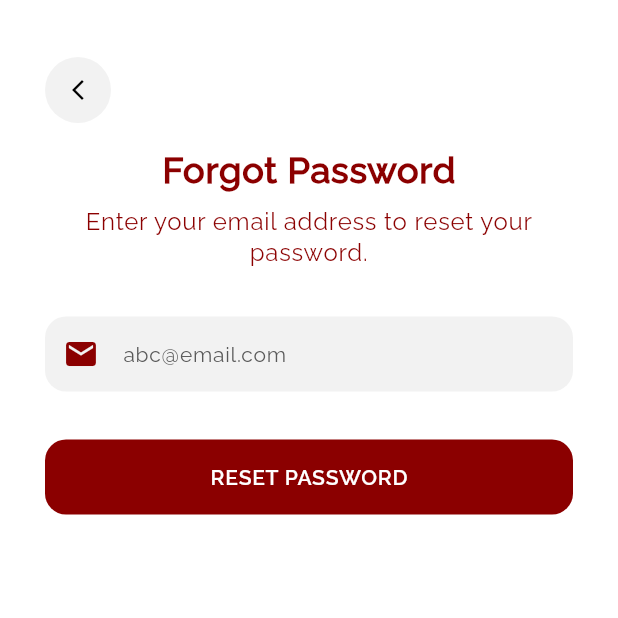
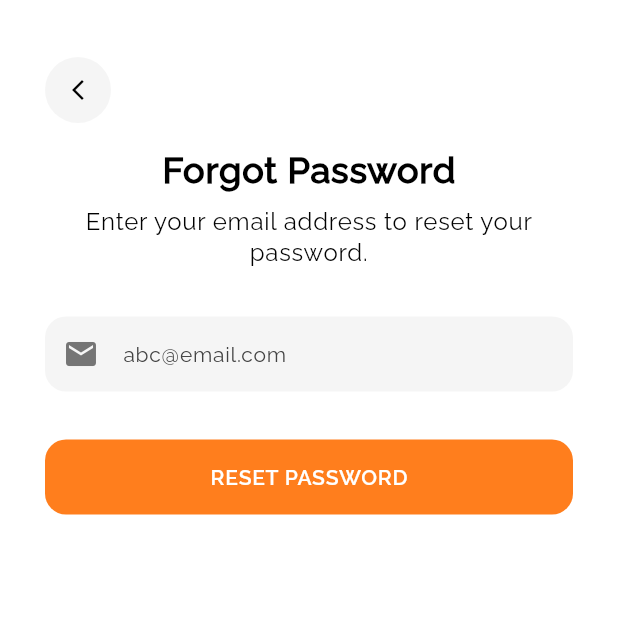
Before and after one commit to vishnucprasad/literate-octo-doodle, a Flutter app: the ForgotPasswordScreen screen opened by its route, on a phone screen of 412 x 824 dp, the top half of it. Run offline on Flutter 3.47's test engine with Material 3 defaults, Android fonts, the phone set to English and light mode, and no system bars; our stand-ins replace flutter_dotenv, flutter_hooks, flutter_riverpod, freezed_annotation, go_router and 4 more; generated files the repository leaves out were written again.

Commit message:
refactor(theme): update app colors and adjust UI
Modified app colors and updated Splash, Sign-in, and Forgot Password screens to align with the new color scheme.

```diff
--- a/lib/app/router/app_router.dart
+++ b/lib/app/router/app_router.dart
@@ -8,7 +8,7 @@ part 'app_router.g.dart';
 @riverpod
 GoRouter appRouter(Ref ref) {
   return GoRouter(
-    initialLocation: AppRoutes.splash.path,
+    initialLocation: AppRoutes.dashboard.path,
     routes: [
       GoRoute(
         path: AppRoutes.splash.path,
--- a/lib/core/theme/app_colors.dart
+++ b/lib/core/theme/app_colors.dart
@@ -12,74 +12,74 @@ class AppColors {
   final white = Color(0xFFFFFFFF);
   final black = Color(0xFF000000);
 
-  static const int _primaryValue = 0xFF8B0000;
-  static const int _secondaryValue = 0xFFFFD700;
+  static const int _primaryValue = 0xFFFF7E1D;
+  static const int _secondaryValue = 0xFF5271FF;
   static const int _greyValue = 0xFFD9D9D9;
-  static const int _successValue = 0xFF34C759;
-  static const int _errorValue = 0xFFFF0E0E;
+  static const int _successValue = 0xFF4CAF50;
+  static const int _errorValue = 0xFFE53935;
 
   final MaterialColor primary = MaterialColor(_primaryValue, <int, Color>{
-    50: Color(0xFFFFE5E5),
-    100: Color(0xFFFFB8B8),
-    200: Color(0xFFFF8A8A),
-    300: Color(0xFFFF5C5C),
-    400: Color(0xFFFF2E2E),
-    500: Color(_primaryValue), // 8B0000
-    600: Color(0xFF7E0000),
-    700: Color(0xFF660000),
-    800: Color(0xFF4D0000),
-    900: Color(0xFF330000),
+    50: Color(0xFFFFF3E0),
+    100: Color(0xFFFFE0B2),
+    200: Color(0xFFFFCC80),
+    300: Color(0xFFFFB74D),
+    400: Color(0xFFFFA726),
+    500: Color(_primaryValue), // FF7E1D
+    600: Color(0xFFF57C00),
+    700: Color(0xFFEF6C00),
+    800: Color(0xFFE65100),
+    900: Color(0xFFD84315),
   });
 
   final MaterialColor secondary = MaterialColor(_secondaryValue, <int, Color>{
-    50: Color(0xFFFFFAE0),
-    100: Color(0xFFFFF2B3),
-    200: Color(0xFFFFEA80),
-    300: Color(0xFFFFE14D),
-    400: Color(0xFFFFD920),
-    500: Color(_secondaryValue), // FFD700
-    600: Color(0xFFE6C200),
-    700: Color(0xFFCCAD00),
-    800: Color(0xFFB39900),
-    900: Color(0xFF998500),
+    50: Color(0xFFE3F2FD),
+    100: Color(0xFFBBDEFB),
+    200: Color(0xFF90CAF9),
+    300: Color(0xFF64B5F6),
+    400: Color(0xFF42A5F5),
+    500: Color(_secondaryValue), // 5271FF
+    600: Color(0xFF3D5AFE),
+    700: Color(0xFF304FFE),
+    800: Color(0xFF2844FF),
+    900: Color(0xFF1A36FF),
   });
 
   final MaterialColor grey = MaterialColor(_greyValue, <int, Color>{
     50: Color(0xFFFAFAFA),
-    100: Color(0xFFF2F2F2),
-    200: Color(0xFFE6E6E6),
-    300: Color(0xFFD9D9D9),
-    400: Color(0xFFBFBFBF),
+    100: Color(0xFFF5F5F5),
+    200: Color(0xFFEEEEEE),
+    300: Color(0xFFE0E0E0),
+    400: Color(0xFFBDBDBD),
     500: Color(_greyValue), // D9D9D9
-    600: Color(0xFFA6A6A6),
-    700: Color(0xFF8C8C8C),
-    800: Color(0xFF737373),
-    900: Color(0xFF595959),
+    600: Color(0xFF9E9E9E),
+    700: Color(0xFF757575),
+    800: Color(0xFF616161),
+    900: Color(0xFF424242),
   });
 
   final MaterialColor success = MaterialColor(_successValue, <int, Color>{
-    50: Color(0xFFE5FAEB),
-    100: Color(0xFFB8F0CB),
-    200: Color(0xFF8AE5AB),
-    300: Color(0xFF5CDA8B),
-    400: Color(0xFF34C759),
-    500: Color(_successValue), // 34C759
-    600: Color(0xFF2EAF50),
-    700: Color(0xFF268D41),
-    800: Color(0xFF1E6B32),
-    900: Color(0xFF164923),
+    50: Color(0xFFE8F5E9),
+    100: Color(0xFFC8E6C9),
+    200: Color(0xFFA5D6A7),
+    300: Color(0xFF81C784),
+    400: Color(0xFF66BB6A),
+    500: Color(_successValue), // 4CAF50
+    600: Color(0xFF43A047),
+    700: Color(0xFF388E3C),
+    800: Color(0xFF2E7D32),
+    900: Color(0xFF1B5E20),
   });
 
   final MaterialColor error = MaterialColor(_errorValue, <int, Color>{
-    50: Color(0xFFFFE5E5),
-    100: Color(0xFFFFB8B8),
-    200: Color(0xFFFF8A8A),
-    300: Color(0xFFFF5C5C),
-    400: Color(0xFFFF2E2E),
-    500: Color(_errorValue), // FF0E0E
-    600: Color(0xFFE60D0D),
-    700: Color(0xFFCC0B0B),
-    800: Color(0xFFB30909),
-    900: Color(0xFF990707),
+    50: Color(0xFFFFEBEE),
+    100: Color(0xFFFFCDD2),
+    200: Color(0xFFEF9A9A),
+    300: Color(0xFFE57373),
+    400: Color(0xFFEF5350),
+    500: Color(_errorValue), // E53935
+    600: Color(0xFFD32F2F),
+    700: Color(0xFFC62828),
+    800: Color(0xFFB71C1C),
+    900: Color(0xFF891515),
   });
 }
--- a/lib/presentation/screens/auth/forgot_password/forgot_password_screen.dart
+++ b/lib/presentation/screens/auth/forgot_password/forgot_password_screen.dart
@@ -36,16 +36,13 @@ class ForgotPasswordScreen extends ConsumerWidget {
                 Text(
                   context.l10n.forgotPasswordScreenTitle,
                   style: context.theme.textTheme.headlineSmall?.copyWith(
-                    color: context.colorScheme.primary,
                     fontWeight: FontWeight.bold,
                   ),
                 ),
                 AppSpacing.verticalSmall,
                 Text(
                   context.l10n.forgotPasswordScreenSubtitle,
-                  style: context.theme.textTheme.bodyLarge?.copyWith(
-                    color: context.colorScheme.primary,
-                  ),
+                  style: context.theme.textTheme.bodyLarge,
                   textAlign: TextAlign.center,
                 ),
                 AppSpacing.verticalLarge,
@@ -55,10 +52,8 @@ class ForgotPasswordScreen extends ConsumerWidget {
                       state.validationErrors.showValidationErrors
                           ? emailValidationErrorText
                           : null,
-                  prefixIcon: Icon(
-                    Icons.mail,
-                    color: context.colorScheme.primary,
-                  ),
+                  prefixIcon: Icon(Icons.mail, color: context.colors.grey[700]),
+                  keyboardType: TextInputType.emailAddress,
                   onChanged: controller.updateEmail,
                 ),
                 AppSpacing.verticalLarge,
--- a/lib/presentation/screens/auth/signin/signin_screen.dart
+++ b/lib/presentation/screens/auth/signin/signin_screen.dart
@@ -36,6 +36,7 @@ class SigninScreen extends HookConsumerWidget {
           padding: const EdgeInsets.all(30.0),
           child: SizedBox(
             width: double.infinity,
+            child: SingleChildScrollView(
               child: Column(
                 children: [
                   AppSpacing.verticalLarge,
@@ -50,7 +51,6 @@ class SigninScreen extends HookConsumerWidget {
                     child: Text(
                       context.l10n.signinText,
                       style: context.theme.textTheme.titleLarge?.copyWith(
-                      color: context.colorScheme.primary,
                         fontWeight: FontWeight.bold,
                       ),
                     ),
@@ -64,8 +64,9 @@ class SigninScreen extends HookConsumerWidget {
                             : null,
                     prefixIcon: Icon(
                       Icons.mail,
-                    color: context.colorScheme.primary,
+                      color: context.colors.grey[700],
                     ),
+                    keyboardType: TextInputType.emailAddress,
                     onChanged: controller.updateEmail,
                   ),
                   AppSpacing.verticalMedium,
@@ -78,7 +79,7 @@ class SigninScreen extends HookConsumerWidget {
                             : null,
                     prefixIcon: Icon(
                       Icons.lock,
-                    color: context.colorScheme.primary,
+                      color: context.colors.grey[700],
                     ),
                     suffixIcon: IconButton(
                       onPressed: () {
@@ -88,9 +89,10 @@ class SigninScreen extends HookConsumerWidget {
                         isPasswordVisible.value
                             ? Icons.visibility_outlined
                             : Icons.visibility_off_outlined,
-                      color: context.colorScheme.primary,
+                        color: context.colors.grey[700],
                       ),
                     ),
+                    keyboardType: TextInputType.visiblePassword,
                     onChanged: controller.updatePassword,
                   ),
                   AppSpacing.verticalSmall,
@@ -107,7 +109,7 @@ class SigninScreen extends HookConsumerWidget {
                       child: Text(
                         context.l10n.forgotPasswordQuestion,
                         style: context.theme.textTheme.bodyMedium?.copyWith(
-                        color: context.colorScheme.primary,
+                          color: context.colorScheme.secondary,
                         ),
                       ),
                     ),
@@ -131,6 +133,7 @@ class SigninScreen extends HookConsumerWidget {
             ),
           ),
         ),
+      ),
     );
   }
 }
--- a/lib/presentation/screens/auth/splash/splash_screen.dart
+++ b/lib/presentation/screens/auth/splash/splash_screen.dart
@@ -19,7 +19,7 @@ class SplashScreen extends StatelessWidget {
     });
 
     return Scaffold(
-      backgroundColor: Colors.orange[600],
+      // backgroundColor: context.colorScheme.primary,
       body: Center(
         child: Column(
           children: [
@@ -31,14 +31,14 @@ class SplashScreen extends StatelessWidget {
                   Image.asset(
                     Assets.images.aaraadhyaLogo.path,
                     width: 180,
-                    color: context.colors.white,
+                    color: context.colorScheme.primary,
                     filterQuality: FilterQuality.high,
                   ),
                   AppSpacing.verticalMedium,
                   Text(
                     context.l10n.appName,
                     style: context.theme.textTheme.titleLarge?.copyWith(
-                      color: context.colors.white,
+                      color: context.colorScheme.primary,
                       fontWeight: FontWeight.bold,
                     ),
                   ),
@@ -53,7 +53,6 @@ class SplashScreen extends StatelessWidget {
                   SizedBox(
                     width: context.width / 3,
                     child: LinearProgressIndicator(
-                      color: context.colors.white,
                       backgroundColor: context.colors.grey,
                     ),
                   ),
```
Lines whose indentation alone changed are shown as unchanged.
